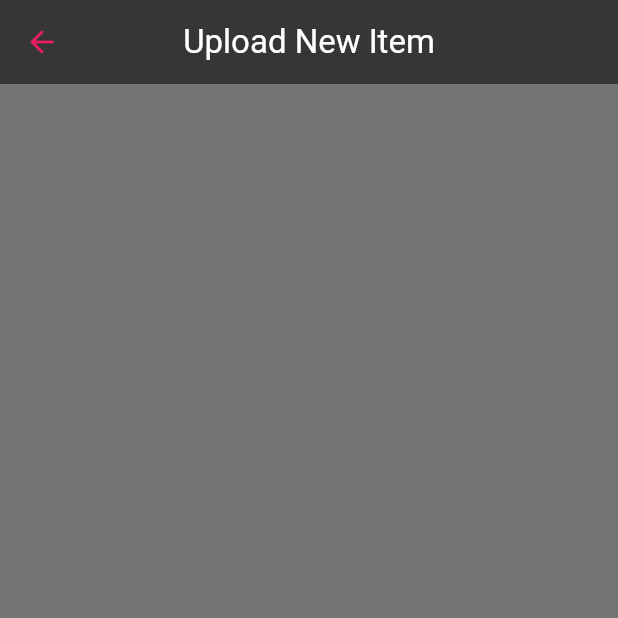
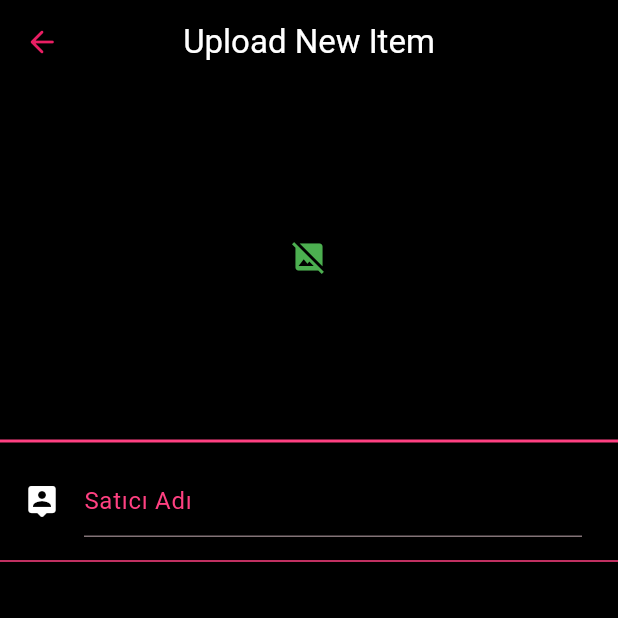
Before and after one commit to beyzacebiturk/virtual_shopping_app, a Flutter app: the ItemsUploadScreen screen opened directly, on a phone screen of 412 x 824 dp, the top half of it. Run offline on Flutter 3.47's test engine with Material 2 defaults, Android fonts, the light colour scheme and no system bars.

Commit message:
seller name text editing controller

```diff
--- a/lib/home_screen.dart
+++ b/lib/home_screen.dart
@@ -1,5 +1,6 @@
 import 'package:flutter/material.dart';
 import 'package:virtual_shopping_app/items_upload_screen.dart';
+
 
 class HomeScreen extends StatefulWidget {
   const HomeScreen({super.key});
@@ -22,6 +23,7 @@ class _HomeScreenState extends State<HomeScreen> {
               letterSpacing: 2,
               fontWeight: FontWeight.bold,
               color: Colors.pink,
+
             )
             ),
         actions: [
--- a/lib/items_upload_screen.dart
+++ b/lib/items_upload_screen.dart
@@ -1,3 +1,5 @@
+import 'dart:typed_data';
+
 import 'package:flutter/material.dart';
 class ItemsUploadScreen extends StatefulWidget
 {
@@ -9,14 +11,29 @@ class ItemsUploadScreen extends StatefulWidget
 
 class _ItemsUploadScreenState extends State<ItemsUploadScreen>
 {
+  Uint8List? imageFileUint8List;
+  TextEditingController sellerNameTextEditingController=TextEditingController();
+  TextEditingController sellerPhoneTextEditingController=TextEditingController();
+  TextEditingController itemNameTextEditingController=TextEditingController();
+  TextEditingController sellerDescriptionTextEditingController=TextEditingController();
+  TextEditingController sellerPriceTextEditingController=TextEditingController();
+
+
+  bool  isUploading= false;
+
+
+
+
+
+
   // upload form screen
 
   Widget uploadFormScreen()
   {
     return Scaffold(
-      backgroundColor: Colors.black54,
+      backgroundColor: Colors.black,
       appBar:  AppBar(
-        backgroundColor: Colors.black54,
+        backgroundColor: Colors.black,
         title:  const Text(
           "Upload New Item",
           style: TextStyle(
@@ -35,6 +52,59 @@ class _ItemsUploadScreenState extends State<ItemsUploadScreen>
           ),
         ),
       ),
+      body: ListView(
+        children: [
+          isUploading==true
+              ? const LinearProgressIndicator(color: Colors.yellow,)
+              : Container(),
+
+          //image
+          SizedBox(
+            height: 230,
+            width: MediaQuery.of(context).size.width*0.8,
+            child: Center(
+              child: imageFileUint8List!=null?
+              Image.memory(
+                imageFileUint8List!
+              ): const Icon(
+                Icons.image_not_supported,
+                color: Colors.green,
+              ),
+            ),
+          ),
+          const Divider(
+            color: Colors.pinkAccent,
+            thickness: 2,
+          ),
+
+
+          //satıcı adı
+          ListTile (
+            leading: const Icon(
+              Icons.person_pin_rounded,
+              color: Colors.white,
+            ),
+            title:SizedBox(
+              width: 250,
+              child: TextField(
+                style: const TextStyle(color: Colors.pinkAccent),
+                controller: sellerNameTextEditingController,
+                decoration: const InputDecoration(
+                  hintText: "Satıcı Adı",
+                  hintStyle:  TextStyle(color: Colors.pinkAccent)
+                ),
+              ),
+            ) ,
+          ),
+          const Divider(
+            color: Colors.pinkAccent,
+            thickness: 1,
+          )
+
+
+
+        ],
+      ),
     );
 
   }
```
